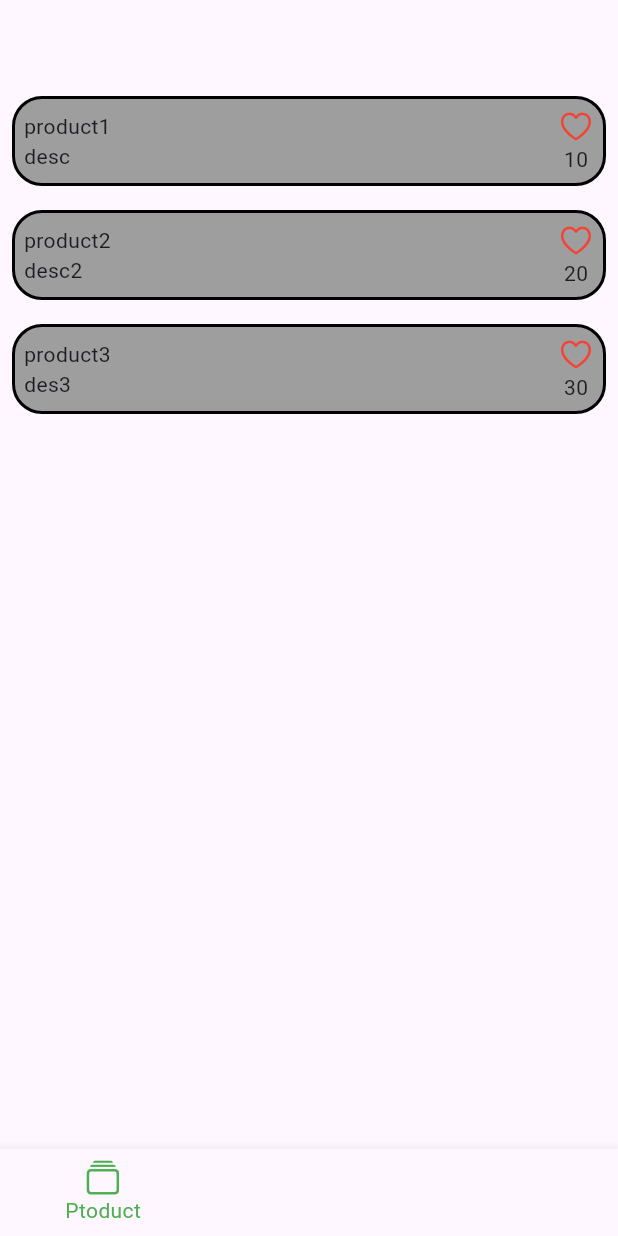
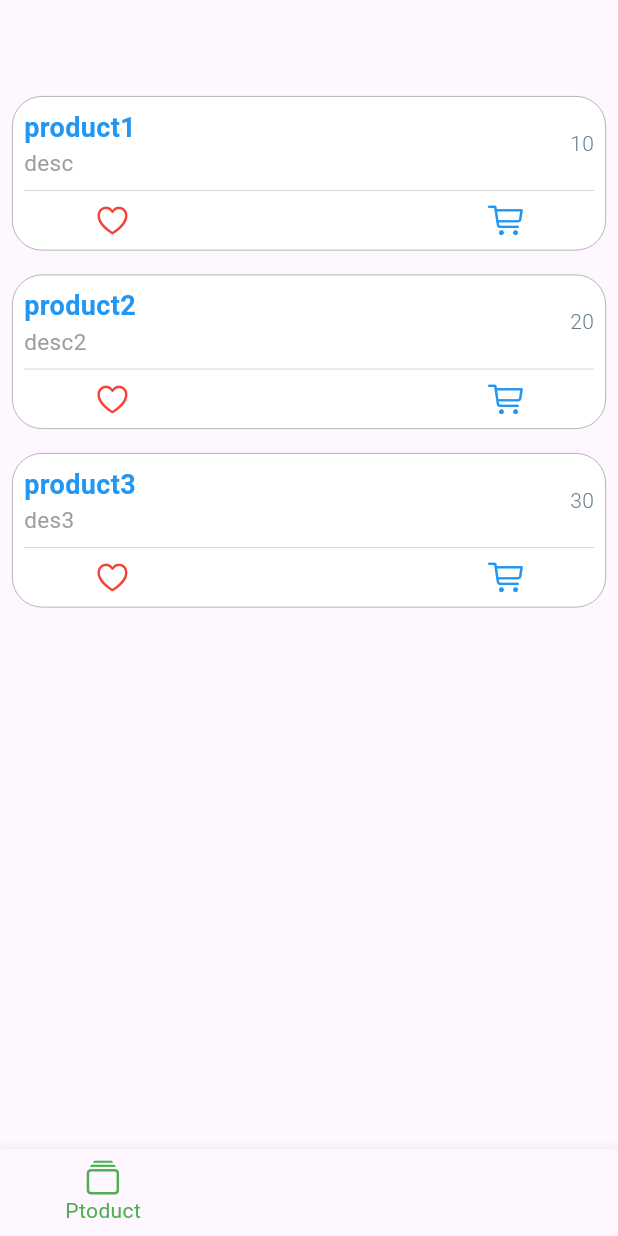
Before and after one commit to ayaelhenawy/MyApp, a Flutter app: the screen it shows after launch, on a phone screen of 412 x 824 dp. Run offline on Flutter 3.47's test engine with Material 3 defaults, Android fonts, the phone set to English and light mode, and no system bars; our stand-ins replace flutter_bloc, shared_preferences, sqflite; accounts and stored records are empty.

Commit message:
design product

```diff
--- a/lib/main.dart
+++ b/lib/main.dart
@@ -7,6 +7,7 @@ import 'package:myproject/src/core/routing/myroute.dart';
 void main()
 {
   MaterialApp materialApp =  MaterialApp(
+    debugShowCheckedModeBanner: false,
     onGenerateInitialRoutes: (_) => MyRoute.initialRoutes,
     onGenerateRoute: MyRoute.onNavigateByName,
   );
--- a/lib/src/dashboard/modules/product/view/component/product_item.dart
+++ b/lib/src/dashboard/modules/product/view/component/product_item.dart
@@ -17,24 +17,57 @@ class ProductItem extends StatelessWidget {
       padding: const EdgeInsets.all(8.0),
         child: DecoratedBox(
           decoration:  BoxDecoration(
-            color: Colors.grey,
-            border: Border.all(color: Colors.black, width:2 ),
+              color: Colors.white,
+              border: Border.all(color: Colors.grey, width:0.5 ),
               borderRadius: BorderRadius.circular(20),
           ),
             child: Padding(
               padding: const EdgeInsets.all(8.0),
-          child: Row(
+              child: Column(
+                children: [
+                  //product info
+                  Row(
                     children: [
                       Column(
                         crossAxisAlignment: CrossAxisAlignment.start,
                         children: [
-                  Text(productModel.name??'product'),
-                  Text(productModel.desc??'description'),
+                          Text(productModel.name??'product',
+                          style:  const TextStyle(
+                            fontSize: 18,
+                            fontWeight: FontWeight.bold,
+                            color: Colors.blue,
+                          ),
+                          ),
+
+                          Text(productModel.desc??'description',
+                            style:  const TextStyle(
+                              fontSize: 15,
+                              fontWeight: FontWeight.w400,
+                              color: Colors.grey,
+                            ),),
 
                         ],
                       ),
                       const Spacer(),
                       Column(
+                        children: [
+                          Text((productModel.availableQuantity ?? 0).toString(),
+                            style:  const TextStyle(
+                              fontSize: 14,
+                              fontWeight: FontWeight.w300,
+                              color: Colors.blueGrey,
+                            ),
+                          ),
+                        ],
+                      ),
+                    ],
+                  ),
+
+                  Divider(thickness: 0.5,),
+
+                  // actions
+                  Row(
+                    mainAxisAlignment: MainAxisAlignment.spaceAround ,
                     children: [
                       InkWell(
                         child: productModel.favorite==1 ?
@@ -50,13 +83,35 @@ class ProductItem extends StatelessWidget {
                           }
                         },
                       ),
-                  Text((productModel.availableQuantity ?? 0).toString()),
+                      const  VerticalDivider(
+                         thickness: 0.5,
+                         width: 50,
+                         endIndent: 0,
+                         indent: 0,
+                         color: Colors.black,
+                       ),
+                      InkWell(
+                        child: productModel.cart==1 ?
+                        const Icon(CupertinoIcons.cart , color: Colors.blue) :
+                        const Icon(CupertinoIcons.cart , color: Colors.blue)
+                        ,
+                        onTap: () {
+                          if(productModel.cart == 1){
+                            controller.addItemToCart(productModel.id  ?? 0);}
+                          else
+                          {
+                            controller.addItemToCart(productModel.id  ?? 0);
+                          }
+                        },
+                      ),
+
                     ],
                   ),
                 ],
               ),
             ),
           ),
+
     );
   }
 }
```
Lines whose indentation alone changed are shown as unchanged.
